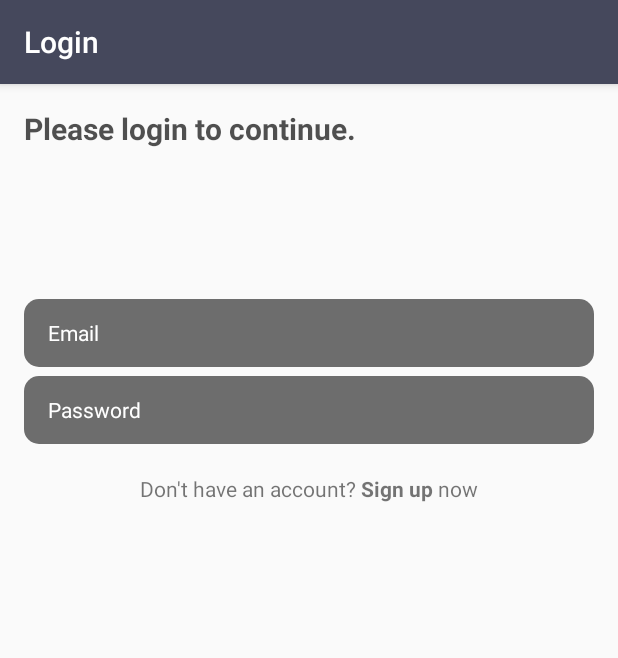
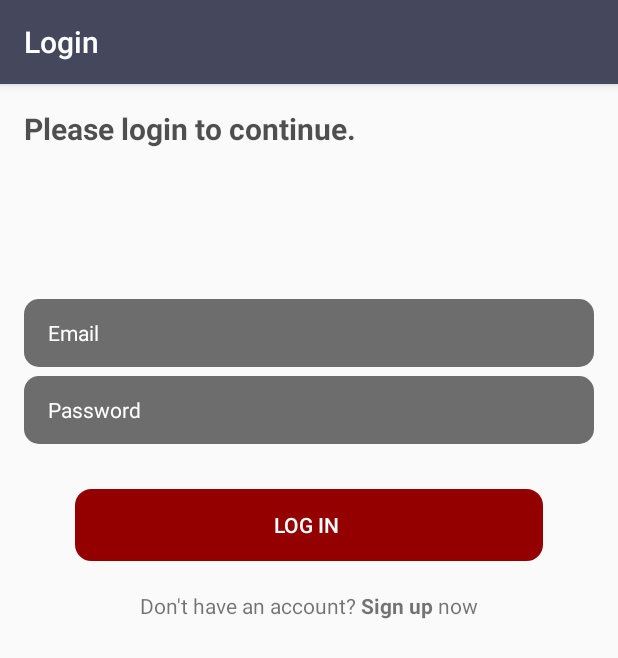
Before and after one commit to Shanto16/CSE299ParkProvider, an Android app: the screen it shows after launch (LoginPage), after a tap on "GET STARTED", on a phone screen of 412 x 824 dp. Shown: the top 658 px of the screen. Run offline under Robolectric (Android 15) with nearby library versions, the phone set to English and light mode, and no system bars.

Commit message:
Button placement and commenting

```diff
--- a/app/src/main/java/nsu/cse299parkprovider/IntroductoryPages.java
+++ b/app/src/main/java/nsu/cse299parkprovider/IntroductoryPages.java
@@ -27,6 +27,10 @@ public class IntroductoryPages extends AppCompatActivity {
         super.onCreate(savedInstanceState);
         setContentView(R.layout.activity_introductory_pages);
 
+
+        /***
+         * Initializing widgets
+         * ***/
         mSectionsPagerAdapter = new SectionsPagerAdapter(this.getSupportFragmentManager());
         mViewPager = (ViewPager) findViewById(R.id.container_introductory);
         tabLayout = (TabLayout) findViewById(R.id.tabDots);
@@ -35,8 +39,9 @@ public class IntroductoryPages extends AppCompatActivity {
         mViewPager.setAdapter(mSectionsPagerAdapter);
 
 
-//         Starting login page from getting started button
-
+        /***
+         * Starting login page from getting started button
+          */
         btn_get_started.setOnClickListener(new View.OnClickListener() {
             @Override
             public void onClick(View view) {
@@ -45,6 +50,10 @@ public class IntroductoryPages extends AppCompatActivity {
         });
     }
 
+
+    /***
+     * Creating adapter for viewpager that is swipe-able
+     */
     public class SectionsPagerAdapter extends FragmentPagerAdapter {
 
         public SectionsPagerAdapter(FragmentManager fm) {
@@ -55,7 +64,7 @@ public class IntroductoryPages extends AppCompatActivity {
         public Fragment getItem(int position) {
             switch (position) {
                 case 0:
-                    FirstIntro one = new FirstIntro();
+                    FirstIntro one = new FirstIntro(); //Making an object FirstIntro page to refer in the adapter
                     return one;
                 case 1:
                     SecondIntro two = new SecondIntro();
@@ -70,13 +79,13 @@ public class IntroductoryPages extends AppCompatActivity {
         @Override
         public int getCount() {
             return 3;
-        }
+        } //Number 3 means total page is 3
 
         @Override
         public CharSequence getPageTitle(int position) {
             switch (position) {
                 case 0:
-                    return "";
+                    return ""; // "" means the titles will be blank.
                 case 1:
                     return "";
                 case 2:
--- a/app/src/main/java/nsu/cse299parkprovider/LoginPage.java
+++ b/app/src/main/java/nsu/cse299parkprovider/LoginPage.java
@@ -4,8 +4,10 @@ import android.content.Intent;
 import android.support.v7.app.AppCompatActivity;
 import android.os.Bundle;
 import android.view.View;
+import android.widget.Button;
 import android.widget.EditText;
 import android.widget.TextView;
+import android.widget.Toast;
 
 import nsu.cse299parkprovider.R;
 
@@ -15,16 +17,28 @@ public class LoginPage extends AppCompatActivity {
 
     private TextView tv_openAcc;
     private EditText et_username,et_password;
+    private Button btn_login;
 
     @Override
     protected void onCreate(Bundle savedInstanceState) {
         super.onCreate(savedInstanceState);
         setContentView(R.layout.activity_login_page);
 
+        /***
+         * Initializing the widgets
+         * ***/
         tv_openAcc = findViewById(R.id.open_new_acc);
         et_username = findViewById(R.id.username);
         et_password = findViewById(R.id.password);
+        btn_login = findViewById(R.id.login_button);
 
+
+
+
+
+        /***
+         * Opening sign up page if SIGN UP text is clicked
+         * ***/
         tv_openAcc.setOnClickListener(new View.OnClickListener() {
             @Override
             public void onClick(View view) {
@@ -32,6 +46,15 @@ public class LoginPage extends AppCompatActivity {
             }
         });
 
+        /***
+         * Codes for login procedures are here. They will be executed if the login button is pressed
+         * ***/
+        btn_login.setOnClickListener(new View.OnClickListener() {
+            @Override
+            public void onClick(View view) {
+                Toast.makeText(LoginPage.this, "App will check for authentication and log in", Toast.LENGTH_LONG).show();
+            }
+        });
 
 
     }
--- a/app/src/main/java/nsu/cse299parkprovider/SecondIntro.java
+++ b/app/src/main/java/nsu/cse299parkprovider/SecondIntro.java
@@ -8,9 +8,6 @@ import android.view.ViewGroup;
 
 import nsu.cse299parkprovider.R;
 
-/**
- * Created by Shanto on 2/21/2018.
- */
 
 public class SecondIntro extends Fragment {
 
--- a/app/src/main/res/layout/activity_login_page.xml
+++ b/app/src/main/res/layout/activity_login_page.xml
@@ -49,6 +49,18 @@
         android:layout_marginTop="6dp"/>
 
 
+    <Button
+        android:id="@+id/login_button"
+        android:layout_width="match_parent"
+        android:layout_height="wrap_content"
+        android:text="Log in "
+        android:layout_marginStart="50dp"
+        android:layout_marginEnd="50dp"
+        android:layout_marginTop="30dp"
+        android:background="@drawable/bg_btn_sign_up"
+        android:textColor="#fff"/>
+
+
     <TextView
         android:id="@+id/open_new_acc"
         android:layout_width="wrap_content"
```
